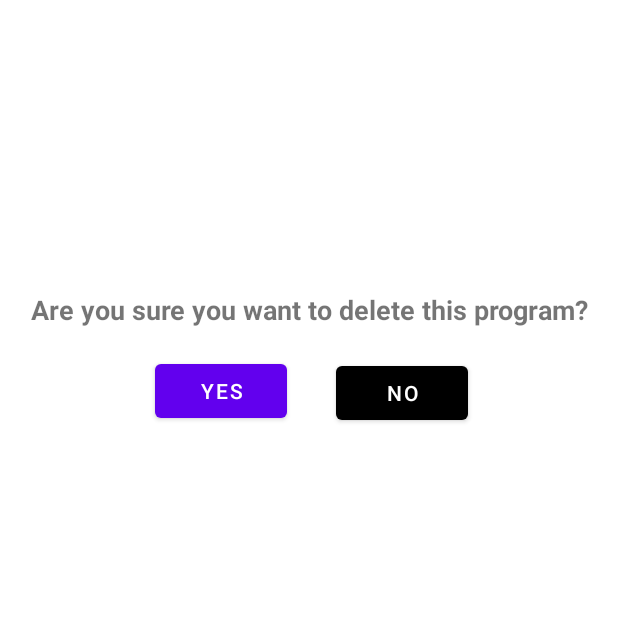
After one commit to MatthewBradon/WorkoutBuilderApp, an Android app: the DeleteProgram screen opened directly, with no data from a screen before it, on a phone screen of 412 x 824 dp, the top half of it. The commit adds this screen. Run offline under Robolectric (Android 15) with nearby library versions, the phone set to English and light mode, and no system bars.

```diff
--- a/app/src/main/AndroidManifest.xml
+++ b/app/src/main/AndroidManifest.xml
@@ -21,6 +21,10 @@
         android:supportsRtl="true"
         android:theme="@style/Theme.WorkoutBuilder"
         tools:targetApi="31">
+        <activity
+            android:name=".DeleteProgram"
+            android:exported="false"
+            android:theme="@style/Theme.MaterialComponents.Light.NoActionBar"/>
         <activity
             android:name=".ChangeExercise"
             android:exported="false"
--- /dev/null
+++ b/app/src/main/java/com/example/workoutbuilder/DeleteProgram.java
@@ -0,0 +1,32 @@
+package com.example.workoutbuilder;
+
+import androidx.appcompat.app.AppCompatActivity;
+
+import android.content.Intent;
+import android.os.Bundle;
+import android.widget.Button;
+
+public class DeleteProgram extends AppCompatActivity {
+
+    private Button deleteBtn, quitBtn;
+    @Override
+    protected void onCreate(Bundle savedInstanceState) {
+        super.onCreate(savedInstanceState);
+        setContentView(R.layout.activity_delete_program);
+
+        deleteBtn = findViewById(R.id.yesBtn);
+        quitBtn = findViewById(R.id.noBtn);
+        String programJSONString = getIntent().getStringExtra("programJSONString");
+
+        quitBtn.setOnClickListener(v -> {
+            finish();
+        });
+
+        deleteBtn.setOnClickListener(v -> {
+            Intent data = new Intent();
+            data.putExtra("programJSONString", programJSONString);
+            setResult(RESULT_OK, data);
+            finish();
+        });
+    }
+}
--- /dev/null
+++ b/app/src/main/res/layout/activity_delete_program.xml
@@ -0,0 +1,43 @@
+<?xml version="1.0" encoding="utf-8"?>
+<androidx.constraintlayout.widget.ConstraintLayout xmlns:android="http://schemas.android.com/apk/res/android"
+    xmlns:app="http://schemas.android.com/apk/res-auto"
+    xmlns:tools="http://schemas.android.com/tools"
+    android:layout_width="match_parent"
+    android:layout_height="match_parent"
+    tools:context=".DeleteProgram">
+
+    <TextView
+        android:id="@+id/textView8"
+        android:layout_width="wrap_content"
+        android:layout_height="wrap_content"
+        android:layout_marginTop="194dp"
+        android:text="Are you sure you want to delete this program?"
+        android:textSize="18sp"
+        android:textStyle="bold"
+        app:layout_constraintEnd_toEndOf="parent"
+        app:layout_constraintStart_toStartOf="parent"
+        app:layout_constraintTop_toTopOf="parent" />
+
+    <Button
+        android:id="@+id/yesBtn"
+        android:layout_width="wrap_content"
+        android:layout_height="wrap_content"
+        android:layout_marginStart="100dp"
+        android:layout_marginTop="18dp"
+        android:layout_marginEnd="30dp"
+        android:text="Yes"
+        app:layout_constraintEnd_toStartOf="@+id/noBtn"
+        app:layout_constraintStart_toStartOf="parent"
+        app:layout_constraintTop_toBottomOf="@+id/textView8" />
+
+    <Button
+        android:id="@+id/noBtn"
+        android:layout_width="wrap_content"
+        android:layout_height="wrap_content"
+        android:layout_marginTop="19dp"
+        android:layout_marginEnd="100dp"
+        android:text="No"
+        app:backgroundTint="@android:color/black"
+        app:layout_constraintEnd_toEndOf="parent"
+        app:layout_constraintTop_toBottomOf="@+id/textView8" />
+</androidx.constraintlayout.widget.ConstraintLayout>
```
Also changed, not shown: app/src/main/java/com/example/workoutbuilder/MainActivity.java (+19 -3 lines), app/src/main/java/com/example/workoutbuilder/ProgramRVAdapter.java (+21 -0 lines), app/src/main/res/layout/program_rv_item.xml (+10 -0 lines).
